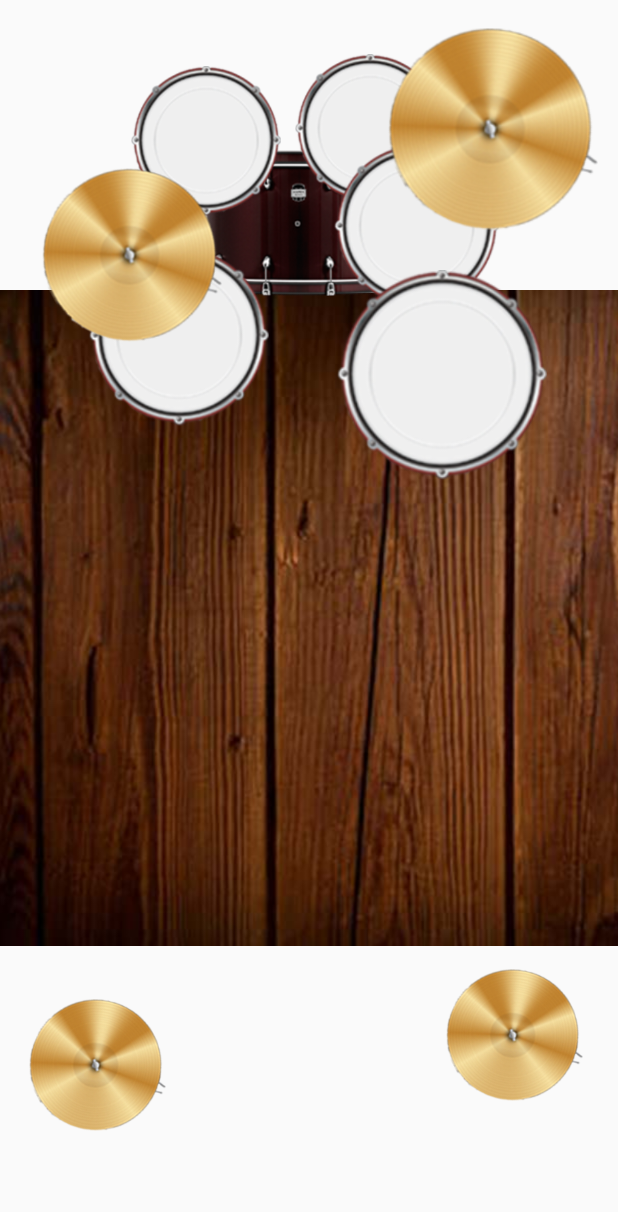
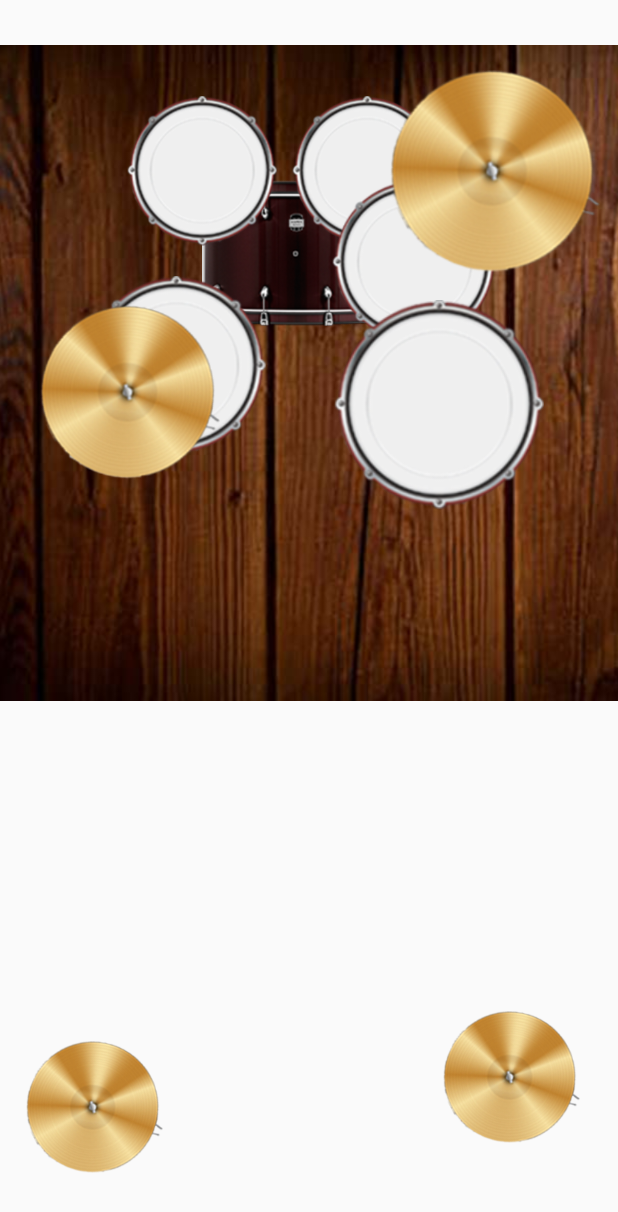
Before and after one commit to eddy17c17c/OneManBand, an Android app: the layout activity_drum2.xml on its own in the app's theme, with its tools: preview values and no code run, on a phone screen of 412 x 824 dp. Shown: the top 1212 px of the screen. Run offline under Robolectric (Android 15) with nearby library versions, the light colour scheme and no system bars.

Commit message:
drum updated

```diff
--- a/app/src/main/java/com/example/eddy/onemanband/Drum2Activity.java
+++ b/app/src/main/java/com/example/eddy/onemanband/Drum2Activity.java
@@ -23,7 +23,7 @@ public class Drum2Activity extends NavActivity {
     protected void onCreate(Bundle savedInstanceState) {
         super.onCreate(savedInstanceState);
         LayoutInflater inflater=(LayoutInflater) this.getSystemService(Context.LAYOUT_INFLATER_SERVICE);
-        View contentView=inflater.inflate(R.layout.activity_ring,null);
+        View contentView=inflater.inflate(R.layout.activity_drum2,null);
         setRequestedOrientation(ActivityInfo.SCREEN_ORIENTATION_LANDSCAPE);
         mDrawerLayout.addView(contentView,0);
 
--- a/app/src/main/java/com/example/eddy/onemanband/NavActivity.java
+++ b/app/src/main/java/com/example/eddy/onemanband/NavActivity.java
@@ -62,6 +62,10 @@ public class NavActivity extends AppCompatActivity {
                         intent=new Intent(getApplicationContext(),PianoActivity.class);
                         startActivity(intent);
                         return true;
+                    case R.id.nav_drum:
+                        intent=new Intent(getApplicationContext(),Drum2Activity.class);
+                        startActivity(intent);
+                        return true;
 
                 }
                 return true;
--- a/app/src/main/res/layout/activity_drum2.xml
+++ b/app/src/main/res/layout/activity_drum2.xml
@@ -23,6 +23,7 @@
         app:layout_constraintEnd_toEndOf="parent"
         app:layout_constraintStart_toStartOf="parent"
         app:layout_constraintTop_toTopOf="parent"
+        app:layout_constraintVertical_bias="0.074"
         app:srcCompat="@drawable/p4" />
 
     <ImageButton
@@ -31,13 +32,13 @@
         android:layout_height="105dp"
         android:layout_marginEnd="8dp"
         android:layout_marginStart="8dp"
-        android:layout_marginTop="96dp"
+        android:layout_marginTop="116dp"
         android:onClick="playBass"
         android:padding="0dp"
         android:scaleType="fitCenter"
         android:scrollbarAlwaysDrawHorizontalTrack="false"
         app:layout_constraintEnd_toEndOf="parent"
-        app:layout_constraintHorizontal_bias="0.473"
+        app:layout_constraintHorizontal_bias="0.467"
         app:layout_constraintStart_toStartOf="parent"
         app:layout_constraintTop_toTopOf="parent"
         app:srcCompat="@drawable/p5" />
@@ -47,12 +48,12 @@
         android:layout_width="120dp"
         android:layout_height="120dp"
         android:layout_marginEnd="8dp"
-        android:layout_marginTop="164dp"
+        android:layout_marginTop="184dp"
         android:background="@null"
         android:onClick="playD3"
         android:scaleType="fitCenter"
         app:layout_constraintEnd_toEndOf="parent"
-        app:layout_constraintHorizontal_bias="0.209"
+        app:layout_constraintHorizontal_bias="0.203"
         app:layout_constraintStart_toStartOf="parent"
         app:layout_constraintTop_toTopOf="parent"
         app:srcCompat="@drawable/d" />
@@ -62,12 +63,12 @@
         android:layout_width="100dp"
         android:layout_height="100dp"
         android:layout_marginEnd="8dp"
-        android:layout_marginTop="44dp"
+        android:layout_marginTop="64dp"
         android:background="@null"
         android:onClick="playD1"
         android:scaleType="fitCenter"
         app:layout_constraintEnd_toEndOf="parent"
-        app:layout_constraintHorizontal_bias="0.287"
+        app:layout_constraintHorizontal_bias="0.278"
         app:layout_constraintStart_toStartOf="parent"
         app:layout_constraintTop_toTopOf="parent"
         app:srcCompat="@drawable/d" />
@@ -77,12 +78,12 @@
         android:layout_width="100dp"
         android:layout_height="100dp"
         android:layout_marginEnd="8dp"
-        android:layout_marginTop="36dp"
+        android:layout_marginTop="64dp"
         android:background="@null"
         android:onClick="playD1"
         android:scaleType="fitCenter"
         app:layout_constraintEnd_toEndOf="parent"
-        app:layout_constraintHorizontal_bias="0.646"
+        app:layout_constraintHorizontal_bias="0.64"
         app:layout_constraintStart_toStartOf="parent"
         app:layout_constraintTop_toTopOf="parent"
         app:srcCompat="@drawable/d" />
@@ -92,12 +93,12 @@
         android:layout_width="110dp"
         android:layout_height="110dp"
         android:layout_marginEnd="8dp"
-        android:layout_marginTop="96dp"
+        android:layout_marginTop="120dp"
         android:background="@null"
         android:onClick="playD2"
         android:scaleType="fitCenter"
         app:layout_constraintEnd_toEndOf="parent"
-        app:layout_constraintHorizontal_bias="0.757"
+        app:layout_constraintHorizontal_bias="0.752"
         app:layout_constraintStart_toStartOf="parent"
         app:layout_constraintTop_toTopOf="parent"
         app:srcCompat="@drawable/d" />
@@ -107,12 +108,12 @@
         android:layout_width="140dp"
         android:layout_height="140dp"
         android:layout_marginEnd="8dp"
-        android:layout_marginTop="180dp"
+        android:layout_marginTop="200dp"
         android:background="@null"
         android:onClick="playD4"
         android:scaleType="fitCenter"
         app:layout_constraintEnd_toEndOf="parent"
-        app:layout_constraintHorizontal_bias="0.851"
+        app:layout_constraintHorizontal_bias="0.844"
         app:layout_constraintStart_toStartOf="parent"
         app:layout_constraintTop_toTopOf="parent"
         app:srcCompat="@drawable/d" />
@@ -121,7 +122,7 @@
         android:id="@+id/c4"
         android:layout_width="91dp"
         android:layout_height="100dp"
-        android:layout_marginBottom="64dp"
+        android:layout_marginBottom="36dp"
         android:layout_marginEnd="8dp"
         android:background="@null"
         android:onClick="playC4"
@@ -130,7 +131,7 @@
         android:scaleType="fitCenter"
         app:layout_constraintBottom_toBottomOf="parent"
         app:layout_constraintEnd_toEndOf="parent"
-        app:layout_constraintHorizontal_bias="0.062"
+        app:layout_constraintHorizontal_bias="0.056"
         app:layout_constraintStart_toStartOf="parent"
         app:srcCompat="@drawable/c" />
 
@@ -146,10 +147,10 @@
         android:scaleType="fitCenter"
         app:layout_constraintBottom_toBottomOf="parent"
         app:layout_constraintEnd_toEndOf="parent"
-        app:layout_constraintHorizontal_bias="0.099"
+        app:layout_constraintHorizontal_bias="0.093"
         app:layout_constraintStart_toStartOf="parent"
         app:layout_constraintTop_toTopOf="parent"
-        app:layout_constraintVertical_bias="0.101"
+        app:layout_constraintVertical_bias="0.241"
         app:srcCompat="@drawable/c" />
 
     <ImageButton
@@ -157,12 +158,12 @@
         android:layout_width="140dp"
         android:layout_height="140dp"
         android:layout_marginEnd="8dp"
-        android:layout_marginTop="16dp"
+        android:layout_marginTop="44dp"
         android:background="@null"
         android:onClick="playC2"
         android:scaleType="fitCenter"
         app:layout_constraintEnd_toEndOf="parent"
-        app:layout_constraintHorizontal_bias="0.981"
+        app:layout_constraintHorizontal_bias="0.985"
         app:layout_constraintStart_toStartOf="parent"
         app:layout_constraintTop_toTopOf="parent"
         app:srcCompat="@drawable/c" />
@@ -171,7 +172,7 @@
         android:id="@+id/c1"
         android:layout_width="91dp"
         android:layout_height="100dp"
-        android:layout_marginBottom="84dp"
+        android:layout_marginBottom="56dp"
         android:layout_marginEnd="8dp"
         android:background="@null"
         android:onClick="playC1"
@@ -180,7 +181,7 @@
         android:scaleType="fitCenter"
         app:layout_constraintBottom_toBottomOf="parent"
         app:layout_constraintEnd_toEndOf="parent"
-        app:layout_constraintHorizontal_bias="0.951"
+        app:layout_constraintHorizontal_bias="0.945"
         app:layout_constraintStart_toStartOf="parent"
         app:srcCompat="@drawable/c" />
 
```
